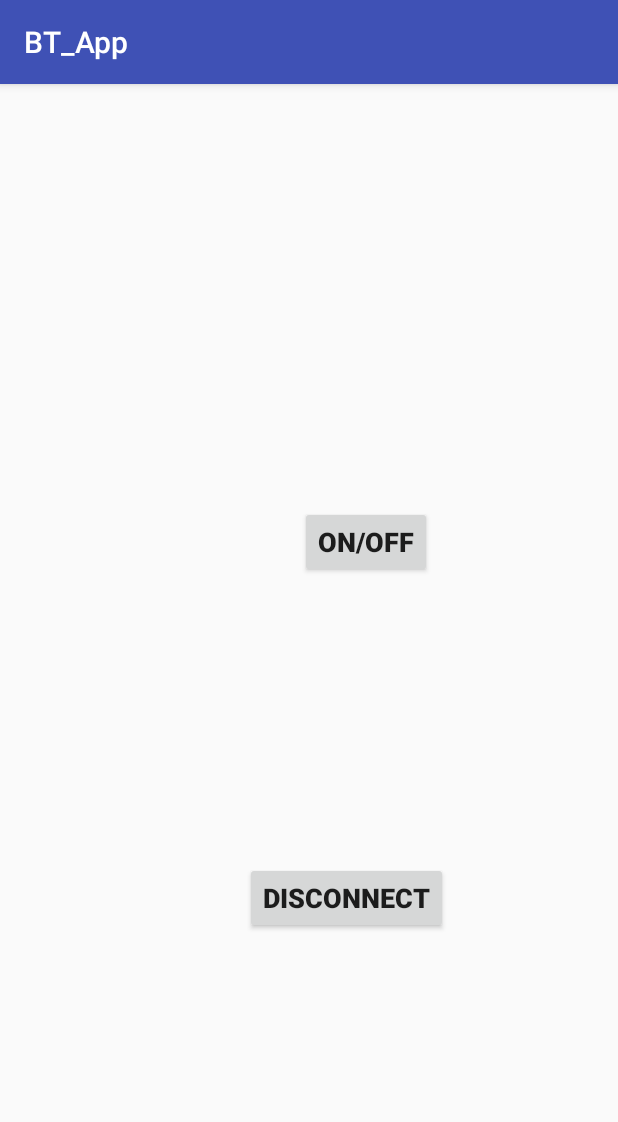
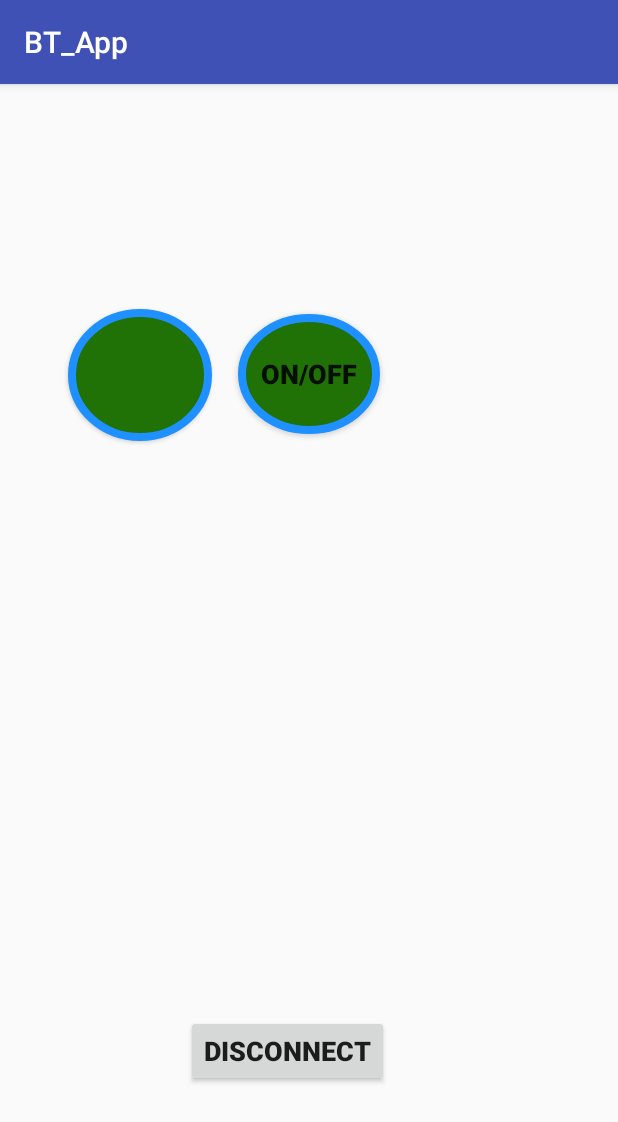
Before and after one commit to sahilgarg8901/BT_com, an Android app: the ControlActivity screen opened directly, with no data from a screen before it, after a tap on "ON/OFF", on a phone screen of 412 x 824 dp. Shown: the top 1122 px of the screen. Run offline under Robolectric (Android 15) with nearby library versions, the phone set to English and light mode, and no system bars; 4 statements that could not run were skipped.

Commit message:
Some testing work for round shape button

```diff
--- a/BT_App/app/src/main/java/com/example/sahil/bt_app/ControlActivity.kt
+++ b/BT_App/app/src/main/java/com/example/sahil/bt_app/ControlActivity.kt
@@ -5,11 +5,16 @@ import android.bluetooth.BluetoothAdapter
 import android.bluetooth.BluetoothDevice
 import android.bluetooth.BluetoothSocket
 import android.content.Context
+import android.graphics.BitmapFactory
+import android.graphics.Color
+import android.graphics.drawable.Drawable
 import android.os.AsyncTask
 import android.support.v7.app.AppCompatActivity
 import android.os.Bundle
 import android.util.Log
+import android.support.v4.graphics.drawable.RoundedBitmapDrawableFactory
 import kotlinx.android.synthetic.main.activity_control.*
+import org.jetbrains.anko.backgroundDrawable
 import java.io.IOException
 import java.util.*
 
@@ -31,17 +36,42 @@ class ControlActivity : AppCompatActivity() {
         m_address = intent.getStringExtra(MainActivity.EXTRA_ADDRESS)
 
         ConnectToDevice(this).execute()
+
+        /*val rounded = RoundedBitmapDrawableFactory.create(resources,"drawable/ic_lock_power_off")
+        rounded.isCircular = true
+        PowerSignButton.setImageDrawable(rounded)*/
+
+        /*val bitmap1 = BitmapFactory.decodeResource(resources, R.drawable.round_button_off)
+        val rounded1 = RoundedBitmapDrawableFactory.create(resources, bitmap1)
+        PowerSignButton.setImageDrawable(rounded1)
+        val bitmap2 = BitmapFactory.decodeResource(resources, R.drawable.round_button_on)
+        val rounded2 = RoundedBitmapDrawableFactory.create(resources, bitmap2)*/
+
+        /*PowerSignButton.backgroundDrawable.apply { R.drawable.round_button_off }*//*
+        PowerSignButton.background.apply { R.drawable.round_button_off }*/
+
+
+        /*PowerButton.setBackgroundColor(Color.RED)*/
+       /* PowerSignButton.background = Drawable.createFromPath("R.drawable.round_button_off")*/
         PowerButton.setOnClickListener {
             if(LightStatus == 0){
-                sendCommand("ON")
+                sendCommand("ON")/*
+                PowerButton.setBackgroundColor(Color.GREEN)*/
                 LightStatus = 1
+
+                /*PowerSignButton.setImageDrawable(rounded2)*/
             }else {
-                sendCommand("OFF")
+                sendCommand("OFF")/*
+                PowerButton.setBackgroundColor(Color.RED)*/
                 LightStatus = 0
+
+               /* PowerSignButton.setImageDrawable(rounded1)*/
             }
         }/*
         OffButton.setOnClickListener { sendCommand("OFF") }*/
-        DisconnectButton.setOnClickListener{ disconnect() }
+        DisconnectButton.setOnClickListener{
+            disconnect()
+        }
 
     }
     private fun sendCommand(input: String){
--- /dev/null
+++ b/BT_App/app/src/main/res/drawable/round_button_off.xml
@@ -0,0 +1,10 @@
+<?xml version="1.0" encoding="utf-8"?>
+<selector xmlns:android="http://schemas.android.com/apk/res/android">
+    <item>
+        <shape android:shape="oval">
+            <stroke android:color="#a8000000" android:width="5dp" />
+            <solid android:color="#c7fb0000"/>
+            <size android:width="80dp" android:height="80dp"/>
+        </shape>
+    </item>
+</selector>
--- /dev/null
+++ b/BT_App/app/src/main/res/drawable/round_button_on.xml
@@ -0,0 +1,10 @@
+<?xml version="1.0" encoding="utf-8"?>
+<selector xmlns:android="http://schemas.android.com/apk/res/android">
+    <item>
+        <shape android:shape="oval">
+            <stroke android:color="#1E90FF" android:width="5dp" />
+            <solid android:color="#207106"/>
+            <size android:width="80dp" android:height="80dp"/>
+        </shape>
+    </item>
+</selector>
--- a/BT_App/app/src/main/res/layout/activity_control.xml
+++ b/BT_App/app/src/main/res/layout/activity_control.xml
@@ -10,17 +10,16 @@
         android:id="@+id/PowerButton"
         android:layout_width="wrap_content"
         android:layout_height="wrap_content"
-        android:layout_marginBottom="8dp"
-        android:layout_marginEnd="124dp"
-        android:layout_marginStart="172dp"
-        android:layout_marginTop="100dp"
+        android:layout_marginEnd="145dp"
+        android:layout_marginStart="145dp"
+        android:layout_marginTop="153dp"
+        android:background="@drawable/round_button_on"
+        android:padding="15dp"
         android:text="@string/power"
         android:textAlignment="center"
         android:textSize="18sp"
         android:textStyle="bold"
-        app:layout_constraintBottom_toTopOf="@+id/DisconnectButton"
         app:layout_constraintEnd_toEndOf="parent"
-        app:layout_constraintHorizontal_bias="1.0"
         app:layout_constraintStart_toStartOf="parent"
         app:layout_constraintTop_toTopOf="parent"
         app:layout_constraintVertical_chainStyle="spread" />
@@ -29,17 +28,34 @@
         android:id="@+id/DisconnectButton"
         android:layout_width="wrap_content"
         android:layout_height="wrap_content"
-        android:layout_marginBottom="20dp"
-        android:layout_marginEnd="100dp"
-        android:layout_marginStart="149dp"
+        android:layout_marginBottom="5dp"
+        android:layout_marginEnd="124dp"
+        android:layout_marginStart="124dp"
+        android:layout_marginTop="8dp"
         android:text="@string/disconnect"
         android:textAlignment="center"
         android:textSize="18sp"
         android:textStyle="bold"
         app:layout_constraintBottom_toBottomOf="parent"
         app:layout_constraintEnd_toEndOf="parent"
-        app:layout_constraintHorizontal_bias="0.5"
+        app:layout_constraintHorizontal_bias="0.0"
         app:layout_constraintStart_toStartOf="parent"
-        app:layout_constraintTop_toBottomOf="@+id/PowerButton" />
+        app:layout_constraintTop_toBottomOf="@+id/PowerButton"
+        app:layout_constraintVertical_bias="0.801" />
+
+    <Button
+        android:id="@+id/PowerSignButton"
+        android:layout_width="96dp"
+        android:layout_height="88dp"
+        android:layout_marginBottom="424dp"
+        android:layout_marginEnd="293dp"
+        android:layout_marginStart="67dp"
+        android:layout_marginTop="43dp"
+        android:background="@drawable/round_button_on"
+        app:layout_constraintBottom_toBottomOf="parent"
+        app:layout_constraintEnd_toEndOf="parent"
+        app:layout_constraintStart_toStartOf="parent"
+        app:layout_constraintTop_toTopOf="parent" />
+
 
 </android.support.constraint.ConstraintLayout>
```
